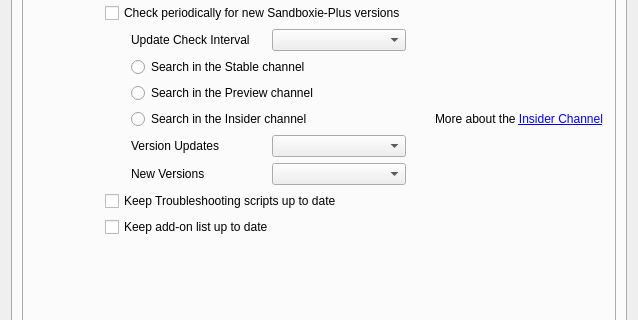
The window that SandboxiePlus/SandMan/Forms/SettingsWindow.ui (sandboxie-plus/Sandboxie) describes before a commit, drawn with Qt 5; both pictures show x 0 to 638 and y 98 to 418 of the 638 by 508 pixel window.
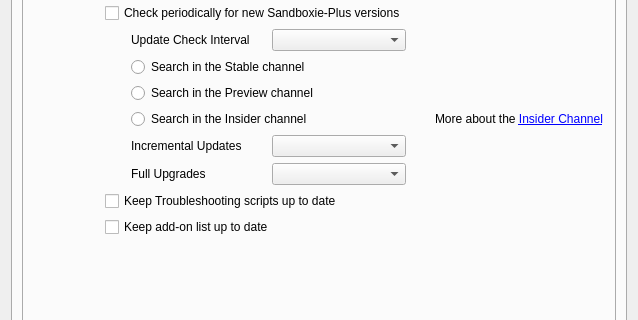
The same window after the commit. The open tabs and pages were chosen to show the change. Icons and pictures are not drawn.

```diff
--- a/SandboxiePlus/SandMan/Forms/SettingsWindow.ui
+++ b/SandboxiePlus/SandMan/Forms/SettingsWindow.ui
@@ -1722,7 +1722,7 @@
                   <string>Hotpatches for the installed version, updates to the Templates.ini and translations.</string>
                  </property>
                  <property name="text">
-                  <string>Version Updates</string>
+                  <string>Incremental Updates</string>
                  </property>
                 </widget>
                </item>
@@ -1754,13 +1754,6 @@
                  </property>
                 </widget>
                </item>
-               <item row="7" column="4" colspan="2">
-                <widget class="QLabel" name="lblRevision">
-                 <property name="text">
-                  <string/>
-                 </property>
-                </widget>
-               </item>
                <item row="7" column="3">
                 <widget class="QComboBox" name="cmbUpdate"/>
                </item>
@@ -1783,7 +1776,7 @@
                   <string>New full versions from the selected release channel.</string>
                  </property>
                  <property name="text">
-                  <string>New Versions</string>
+                  <string>Full Upgrades</string>
                  </property>
                 </widget>
                </item>
@@ -1860,6 +1853,20 @@
                  </property>
                 </widget>
                </item>
+               <item row="7" column="4" colspan="3">
+                <widget class="QLabel" name="lblRevision">
+                 <property name="text">
+                  <string/>
+                 </property>
+                </widget>
+               </item>
+               <item row="8" column="4" colspan="3">
+                <widget class="QLabel" name="lblRelease">
+                 <property name="text">
+                  <string/>
+                 </property>
+                </widget>
+               </item>
               </layout>
              </item>
             </layout>
```
Left out of the diff: 2 changed lines with no effect on the pictures.
